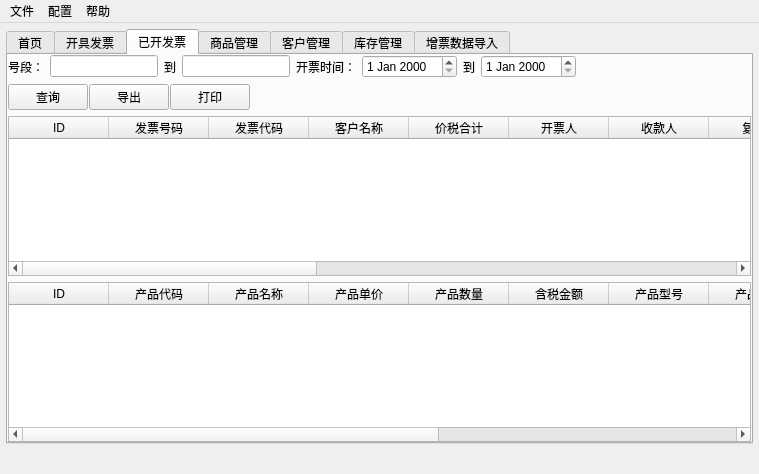
Qt form src/invoice/gui/mainwindow.ui (lcw2004/fapiao) before a commit.
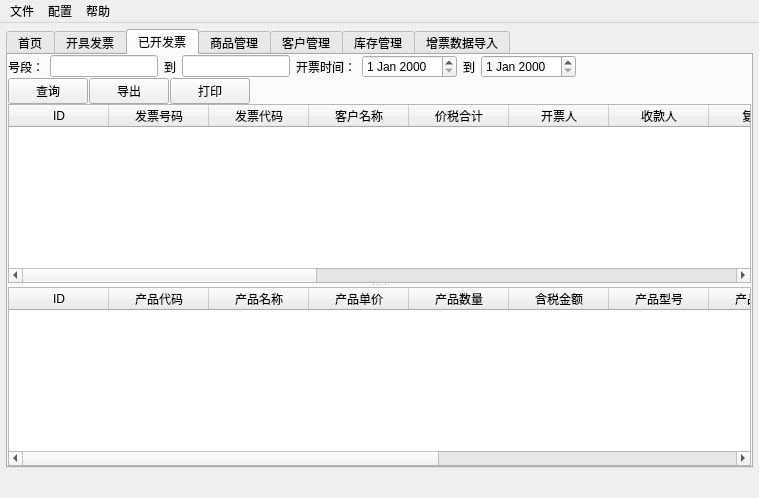
The same form after that commit. The open tabs and pages were chosen to show the change. Icons and pictures are not drawn.

Commit message: 将两个表格改为拖动缩放大小

The edit to the form file:
```diff
--- a/src/invoice/gui/mainwindow.ui
+++ b/src/invoice/gui/mainwindow.ui
@@ -7,7 +7,7 @@
     <x>0</x>
     <y>0</y>
     <width>759</width>
-    <height>474</height>
+    <height>498</height>
    </rect>
   </property>
   <property name="windowTitle">
@@ -436,7 +436,7 @@
        </attribute>
        <layout class="QVBoxLayout" name="verticalLayout_8">
         <property name="spacing">
-         <number>6</number>
+         <number>0</number>
         </property>
         <property name="margin">
          <number>0</number>
@@ -595,6 +595,10 @@
          </layout>
         </item>
         <item>
+         <widget class="QSplitter" name="splitter">
+          <property name="orientation">
+           <enum>Qt::Vertical</enum>
+          </property>
          <widget class="QTableWidget" name="ok_invoice_table">
           <property name="autoScrollMargin">
            <number>15</number>
@@ -694,8 +698,6 @@
            </property>
           </column>
          </widget>
-        </item>
-        <item>
          <widget class="QTableWidget" name="ok_invoice_detail_table">
           <property name="sortingEnabled">
            <bool>true</bool>
@@ -766,6 +768,7 @@
             <string>税额</string>
            </property>
           </column>
+          </widget>
          </widget>
         </item>
        </layout>
```
Left out of the diff: 9 changed lines with no effect on the pictures. Lines whose indentation alone changed are shown as unchanged. The commit also changes 1 other file.
